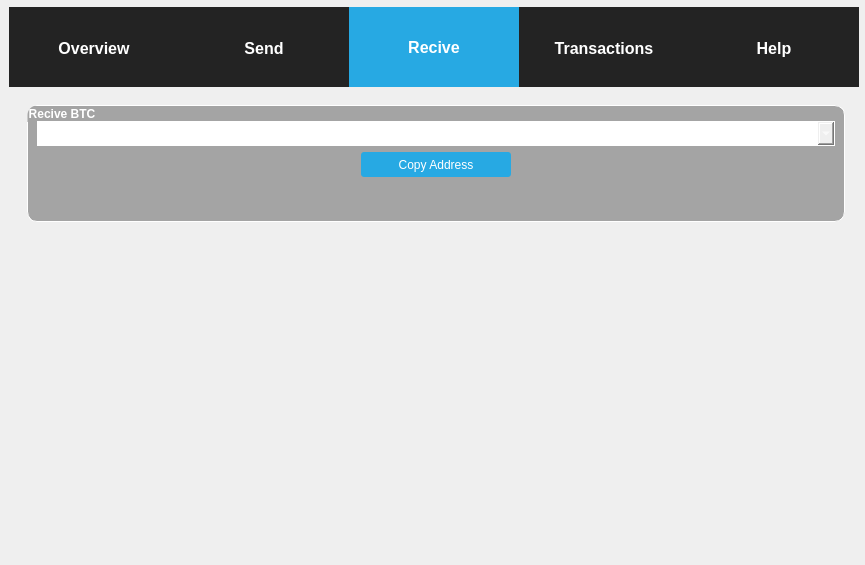
The window that forms/mainwindow.ui (kratek210/Blockchain-Client) describes before a commit, drawn with Qt 5.
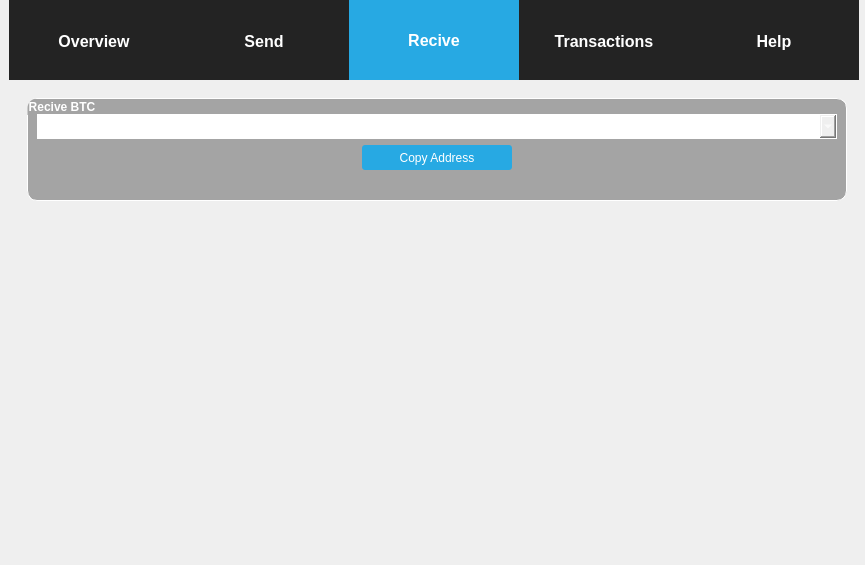
The same window after the commit. The open tabs and pages were chosen to show the change. Icons and pictures are not drawn.

Diff of the .ui file:
```diff
--- a/forms/mainwindow.ui
+++ b/forms/mainwindow.ui
@@ -25,13 +25,13 @@
   <property name="minimumSize">
    <size>
     <width>0</width>
-    <height>0</height>
+    <height>565</height>
    </size>
   </property>
   <property name="maximumSize">
    <size>
-    <width>865</width>
-    <height>565</height>
+    <width>16777215</width>
+    <height>16777215</height>
    </size>
   </property>
   <property name="windowTitle">
@@ -81,7 +81,7 @@
        <bool>true</bool>
       </property>
       <property name="sizePolicy">
-       <sizepolicy hsizetype="Fixed" vsizetype="Fixed">
+       <sizepolicy hsizetype="Expanding" vsizetype="Expanding">
         <horstretch>0</horstretch>
         <verstretch>0</verstretch>
        </sizepolicy>
@@ -695,6 +695,12 @@
             <layout class="QVBoxLayout" name="verticalLayout_11">
              <item>
               <widget class="QGroupBox" name="groupBox_4">
+               <property name="sizePolicy">
+                <sizepolicy hsizetype="Expanding" vsizetype="Fixed">
+                 <horstretch>0</horstretch>
+                 <verstretch>0</verstretch>
+                </sizepolicy>
+               </property>
                <property name="styleSheet">
                 <string notr="true">border: 1px solid white;
 </string>
@@ -707,7 +713,7 @@
                  <number>15</number>
                 </property>
                 <property name="bottomMargin">
-                 <number>44</number>
+                 <number>15</number>
                 </property>
                 <item>
                  <widget class="QComboBox" name="comboBox">
@@ -728,8 +734,11 @@
                 </item>
                 <item>
                  <layout class="QHBoxLayout" name="horizontalLayout_7">
+                  <property name="spacing">
+                   <number>6</number>
+                  </property>
                   <property name="bottomMargin">
-                   <number>0</number>
+                   <number>15</number>
                   </property>
                   <item>
                    <widget class="QPushButton" name="pushButton">
@@ -769,6 +778,19 @@
              </item>
             </layout>
            </item>
+           <item>
+            <spacer name="verticalSpacer_5">
+             <property name="orientation">
+              <enum>Qt::Vertical</enum>
+             </property>
+             <property name="sizeHint" stdset="0">
+              <size>
+               <width>20</width>
+               <height>40</height>
+              </size>
+             </property>
+            </spacer>
+           </item>
           </layout>
          </widget>
         </item>
```
Left out of the diff: 23 changed lines with no effect on the pictures.
